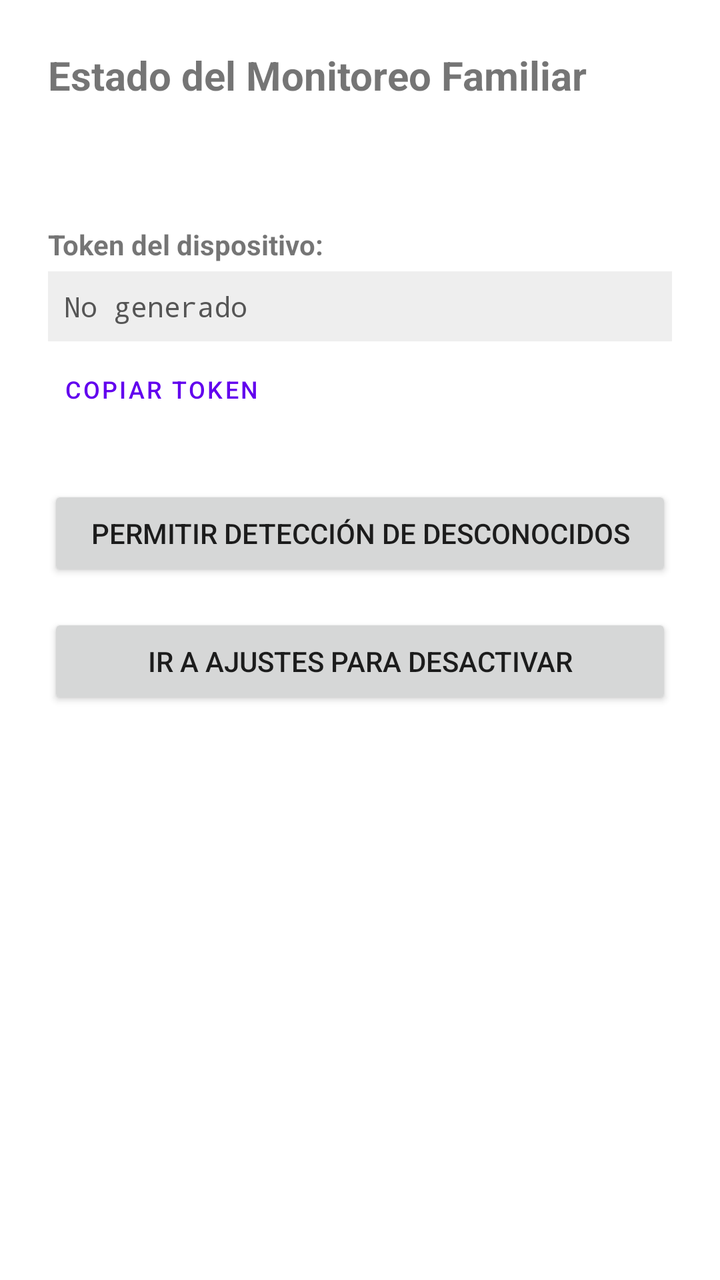
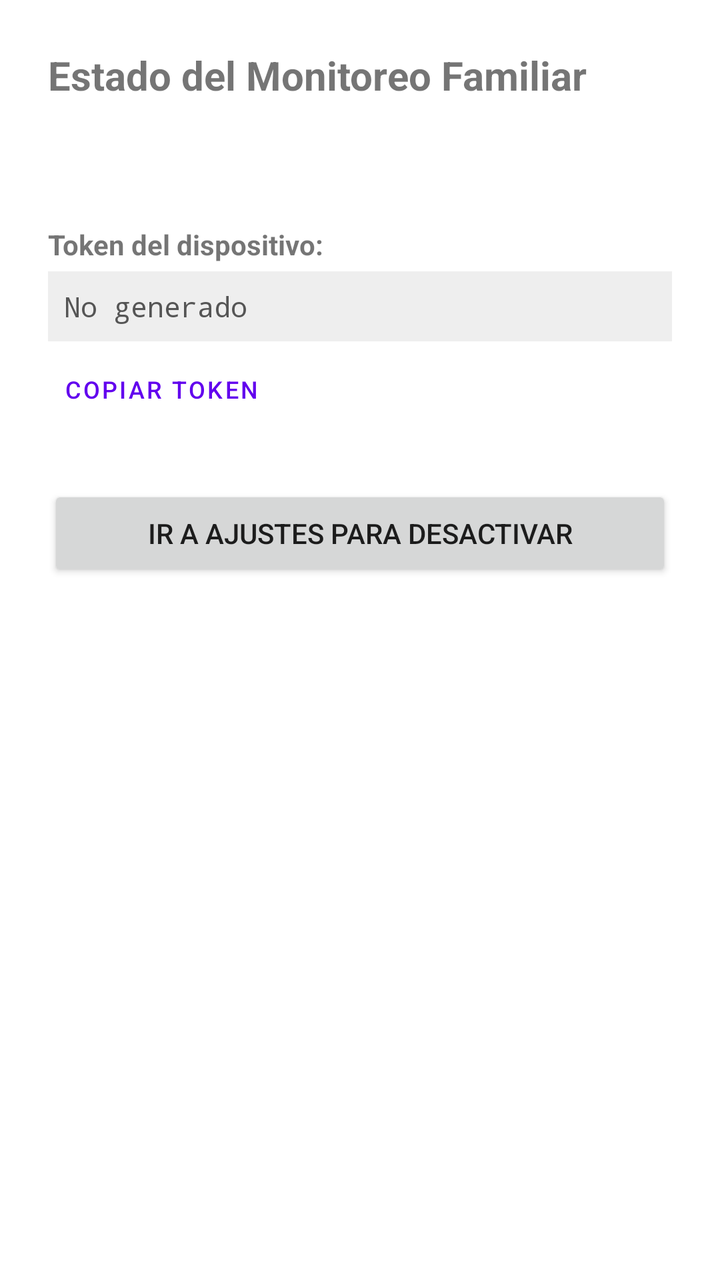

The first picture is an Android layout as it rendered before a commit; the second is the same layout after the commit. The layout source and the unified diff follow.
<!-- AndroidManifest.xml: application theme Theme.FamiliaMonitor -->
<!-- res/layout/activity_status.xml -->
<?xml version="1.0" encoding="utf-8"?>
<LinearLayout xmlns:android="http://schemas.android.com/apk/res/android"
    android:orientation="vertical"
    android:layout_width="match_parent"
    android:layout_height="match_parent"
    android:padding="24dp">

    <TextView
        android:layout_width="wrap_content"
        android:layout_height="wrap_content"
        android:text="Estado del Monitoreo Familiar"
        android:textSize="20sp"
        android:textStyle="bold"
        android:layout_marginBottom="16dp" />

    <TextView
        android:id="@+id/tv_status"
        android:layout_width="match_parent"
        android:layout_height="wrap_content"
        android:textSize="16sp" />

    <TextView
        android:layout_width="wrap_content"
        android:layout_height="wrap_content"
        android:text="Token del dispositivo:"
        android:textStyle="bold"
        android:layout_marginTop="24dp" />

    <TextView
        android:id="@+id/tv_token"
        android:layout_width="match_parent"
        android:layout_height="wrap_content"
        android:textSize="14sp"
        android:textColor="#555555"
        android:padding="8dp"
        android:background="#EEEEEE"
        android:layout_marginTop="4dp"
        android:fontFamily="monospace"
        android:text="No generado" />

    <Button
        android:id="@+id/btn_copy"
        android:layout_width="wrap_content"
        android:layout_height="wrap_content"
        style="?attr/borderlessButtonStyle"
        android:text="Copiar Token"
        android:textSize="12sp" />

    <Button
        android:id="@+id/btn_request_contacts"
        android:layout_width="match_parent"
        android:layout_height="wrap_content"
        android:text="Permitir detección de desconocidos"
        android:layout_marginTop="24dp" />

    <Button
        android:id="@+id/btn_disable"
        android:layout_width="match_parent"
        android:layout_height="wrap_content"
        android:layout_marginTop="16dp"
        android:text="Ir a ajustes para desactivar" />

</LinearLayout>
<!-- resources referenced by this layout -->
<resources>
  <style name="Theme.FamiliaMonitor" parent="Theme.MaterialComponents.DayNight.NoActionBar" />
</resources>

<!-- the commit's change to res/layout/activity_status.xml (unified diff, before → after) -->
@@ -47,17 +47,10 @@
         android:textSize="12sp" />
 
     <Button
-        android:id="@+id/btn_request_contacts"
-        android:layout_width="match_parent"
-        android:layout_height="wrap_content"
-        android:text="Permitir detección de desconocidos"
-        android:layout_marginTop="24dp" />
-
-    <Button
         android:id="@+id/btn_disable"
         android:layout_width="match_parent"
         android:layout_height="wrap_content"
-        android:layout_marginTop="16dp"
+        android:layout_marginTop="24dp"
         android:text="Ir a ajustes para desactivar" />
 
 </LinearLayout>
